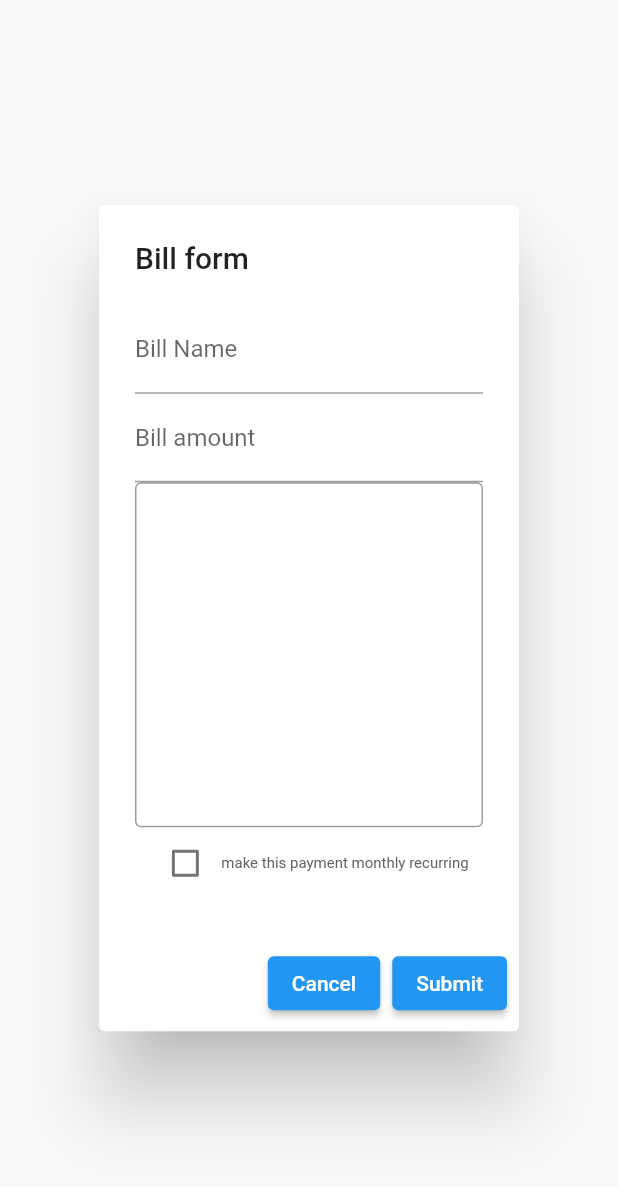
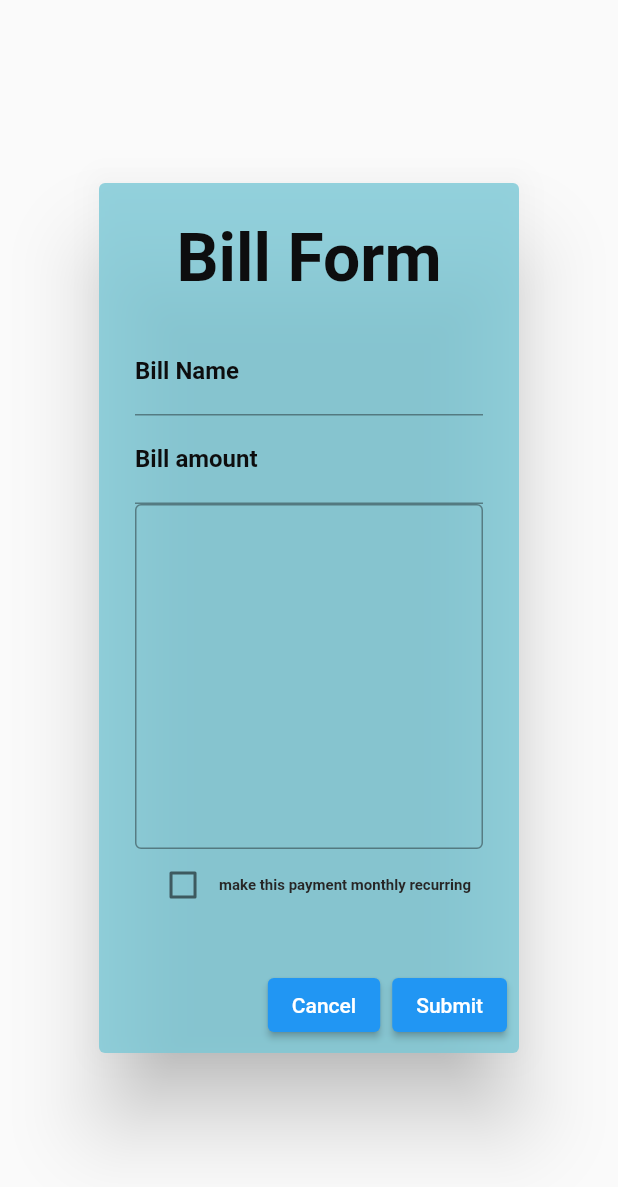
Before and after one commit to amew0/SEP, a Flutter app: the MyBillPopup widget shown alone on an empty page, opened directly with empty values, on a phone screen of 412 x 824 dp. Shown: the top 1187 px of the screen. Run offline on Flutter 3.47's test engine with Material 2 defaults, Android fonts, the phone set to English and light mode, and no system bars; our stand-ins replace date_field, firebase_core, firebase_messaging, flutter_datetime_picker, flutter_local_notifications; missing offline and left inert: firebase_core_web, firebase_messaging_web, flutter_sms, nfc_manager; accounts and stored records are empty; project files that could hold a hidden picture were left out.

Commit message:
modified the design

```diff
--- a/ModernLoginUI-main/lib/pages/bill.dart
+++ b/ModernLoginUI-main/lib/pages/bill.dart
@@ -96,7 +96,17 @@ class _MyBillPopupState extends State<MyBillPopup> {
   @override
   Widget build(BuildContext context) {
     return AlertDialog(
-      title: Text('Bill form'),
+      backgroundColor: Color.fromARGB(249, 122, 200, 214).withOpacity(0.8),
+      // backgroundColor: Colors.transparent,
+      title: const Text(
+        'Bill Form',
+        textAlign: TextAlign.center,
+        style: TextStyle(
+          color: Color.fromARGB(255, 13, 13, 14),
+          fontSize: 44,
+          fontWeight: FontWeight.bold,
+        ),
+      ),
       content: Form(
         key: _formKey,
         child: Column(
@@ -104,7 +114,14 @@ class _MyBillPopupState extends State<MyBillPopup> {
           children: <Widget>[
             TextFormField(
               controller: bill_name,
-              decoration: InputDecoration(labelText: 'Bill Name'),
+              decoration: InputDecoration(
+                labelText: 'Bill Name',
+                labelStyle: TextStyle(
+                  fontWeight: FontWeight.bold,
+                  color: Color.fromARGB(
+                      255, 13, 13, 14), // set your desired color here
+                ),
+              ),
               validator: (value) {
                 if (value!.isEmpty) {
                   return 'Please enter bill name';
@@ -117,7 +134,14 @@ class _MyBillPopupState extends State<MyBillPopup> {
             ),
             TextFormField(
               controller: bill_amount,
-              decoration: InputDecoration(labelText: 'Bill amount'),
+              decoration: InputDecoration(
+                labelText: 'Bill amount',
+                labelStyle: TextStyle(
+                  fontWeight: FontWeight.bold,
+                  color: Color.fromARGB(
+                      255, 13, 13, 14), // set your desired color here
+                ),
+              ),
               keyboardType: TextInputType.number,
               inputFormatters: <TextInputFormatter>[
                 FilteringTextInputFormatter.allow(RegExp(
@@ -137,6 +161,14 @@ class _MyBillPopupState extends State<MyBillPopup> {
               controller: bill_description,
               maxLines: 10,
               decoration: const InputDecoration(
+                // labelText: 'Bill Description',
+                // labelStyle: TextStyle(
+                //   fontWeight: FontWeight.bold,
+
+                //   color: Color.fromARGB(
+                //       255, 13, 13, 14), // set your desired color here
+                // ),
+                // contentPadding: EdgeInsets.only(top: 8.0, left: 12.0),
                 border: OutlineInputBorder(),
               ),
             ),
@@ -151,7 +183,10 @@ class _MyBillPopupState extends State<MyBillPopup> {
               ),
               Text(
                 'make this payment monthly recurring',
-                style: TextStyle(color: Colors.grey[700], fontSize: 10),
+                style: TextStyle(
+                    fontWeight: FontWeight.bold,
+                    color: Color.fromARGB(255, 39, 38, 38),
+                    fontSize: 10),
               ),
             ]),
           ],
--- a/ModernLoginUI-main/pubspec.yaml
+++ b/ModernLoginUI-main/pubspec.yaml
@@ -50,6 +50,7 @@ dependencies:
   flutter_local_notifications: ^9.1.5
   # permission_handler: ^10.2.0
   logging: any
+  animated_background: ^2.0.0
 
 dev_dependencies:
   dart_dev: ^4.0.0
```
Also changed, not shown: ModernLoginUI-main/lib/pages/Homepage.dart (+10 -11 lines), ModernLoginUI-main/lib/pages/debit.dart (+12 -5 lines), ModernLoginUI-main/pubspec.lock, 1 other file.
